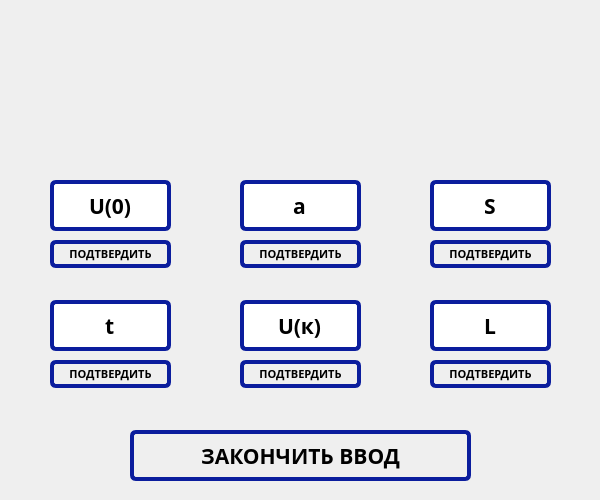
Before: the Qt Designer form Forms/line.ui in noname159035/Physical-simulation-of-motion, drawn with Qt 5.
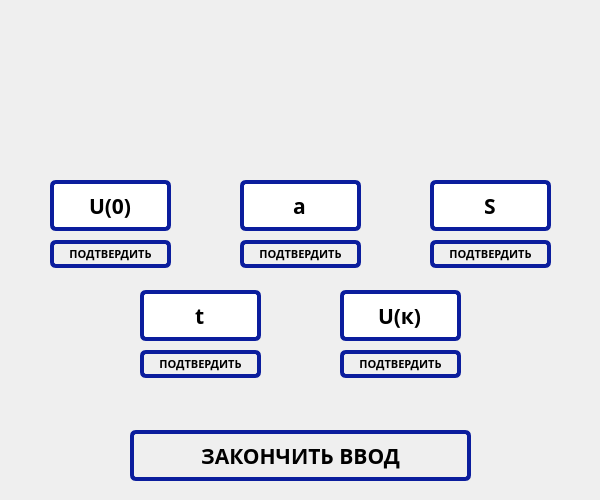
After: the same form once the commit is applied. Icons and pictures are not drawn.

Commit message: Закончил интерфейс для ввода данных

Diff of the .ui file:
```diff
--- a/Forms/line.ui
+++ b/Forms/line.ui
@@ -234,8 +234,8 @@
    <widget class="QLineEdit" name="line_input_time">
     <property name="geometry">
      <rect>
-      <x>50</x>
-      <y>300</y>
+      <x>140</x>
+      <y>290</y>
       <width>121</width>
       <height>51</height>
      </rect>
@@ -266,8 +266,8 @@
    <widget class="QPushButton" name="button_line_input_speed_finish">
     <property name="geometry">
      <rect>
-      <x>240</x>
-      <y>360</y>
+      <x>340</x>
+      <y>350</y>
       <width>121</width>
       <height>28</height>
      </rect>
@@ -300,8 +300,8 @@
    <widget class="QPushButton" name="button_line_input_time">
     <property name="geometry">
      <rect>
-      <x>50</x>
-      <y>360</y>
+      <x>140</x>
+      <y>350</y>
       <width>121</width>
       <height>28</height>
      </rect>
@@ -334,8 +334,8 @@
    <widget class="QLineEdit" name="line_input_speed_finish">
     <property name="geometry">
      <rect>
-      <x>240</x>
-      <y>300</y>
+      <x>340</x>
+      <y>290</y>
       <width>121</width>
       <height>51</height>
      </rect>
@@ -394,69 +394,6 @@
      <string>ЗАКОНЧИТЬ ВВОД</string>
     </property>
    </widget>
-   <widget class="QPushButton" name="button_line_input_way">
-    <property name="geometry">
-     <rect>
-      <x>430</x>
-      <y>360</y>
-      <width>121</width>
-      <height>28</height>
-     </rect>
-    </property>
-    <property name="font">
-     <font>
-      <family>Goudy Stout</family>
-      <pointsize>8</pointsize>
-      <weight>75</weight>
-      <bold>true</bold>
-     </font>
-    </property>
-    <property name="styleSheet">
-     <string notr="true">QWidget {
-background-image: url(:/Resurses_2/white.jpg);
-	border: 4px solid #0B1D9D;
-	border-radius: 6px;
-}
-QWidget:hover{
-    background-image: url(:/Resurses_2/white-hover.jpg);
-}
-QWidget:pressed{
-    background-image: url(:/Resurses_2/white-active.jpg);
-}</string>
-    </property>
-    <property name="text">
-     <string>ПОДТВЕРДИТЬ</string>
-    </property>
-   </widget>
-   <widget class="QLineEdit" name="line_input_way">
-    <property name="geometry">
-     <rect>
-      <x>430</x>
-      <y>300</y>
-      <width>121</width>
-      <height>51</height>
-     </rect>
-    </property>
-    <property name="font">
-     <font>
-      <family>Goudy Old Style</family>
-      <pointsize>16</pointsize>
-      <weight>75</weight>
-      <bold>true</bold>
-     </font>
-    </property>
-    <property name="styleSheet">
-     <string notr="true">background-image: url(:/Resurses_2/кремовый.jpg);
-border: 4px solid #0B1D9D;
-border-radius: 6px;</string>
-    </property>
-    <property name="text">
-     <string>L</string>
-    </property>
-    <property name="alignment">
-     <set>Qt::AlignCenter</set>
-    </property>
-   </widget>
   </widget>
  </widget>
  <resources>
```
The commit also changes 6 other files.
